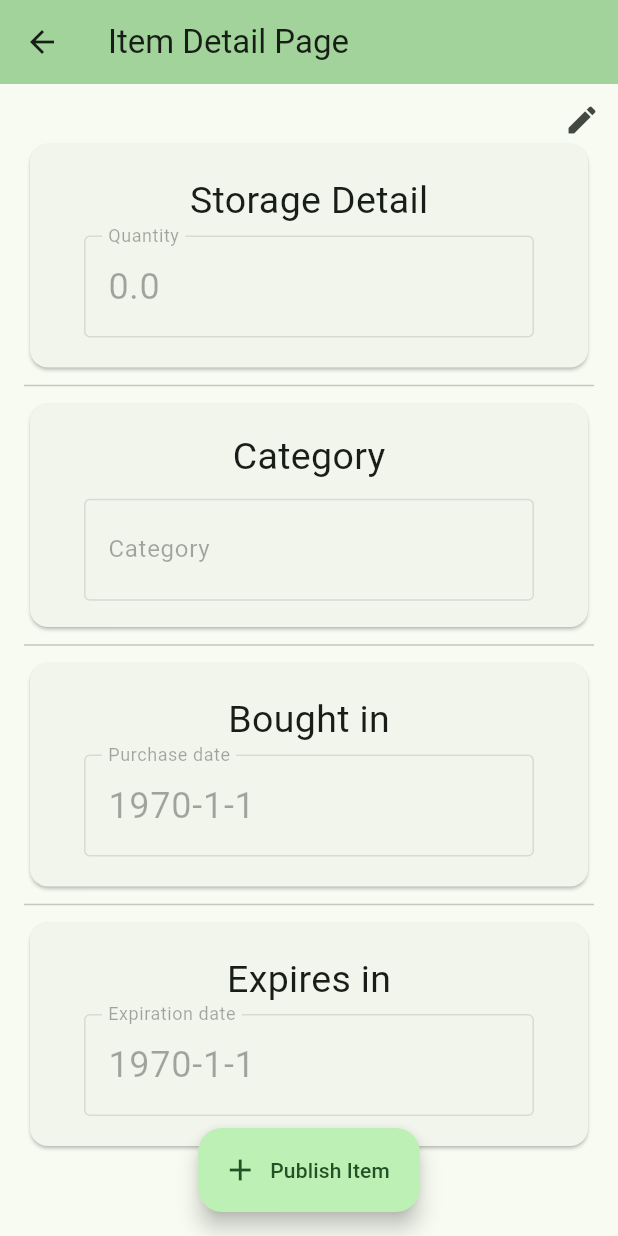
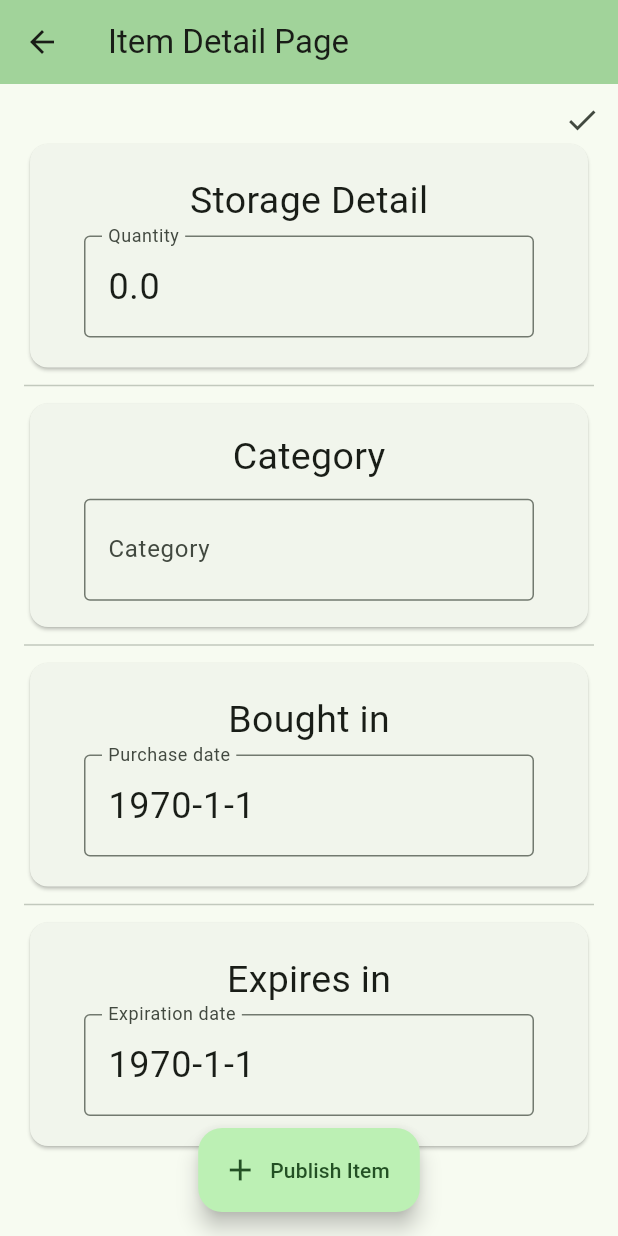
Before and after one commit to itsmeyaw/Too-Good-To-Waste, a Flutter app: the itemDetailPage screen opened directly with empty values, after a tap on the "edit" icon, on a phone screen of 412 x 824 dp. Run offline on Flutter 3.47's test engine with Material 3 defaults, Android fonts, the light colour scheme and no system bars; our stand-ins replace animated_text_kit, cloud_firestore, cloud_functions, firebase_auth, firebase_core, firebase_messaging and 13 more; missing offline and left inert: dart_geohash, geoflutterfire2; accounts and stored records are empty.

Commit message:
finish editing function
finish edit function

```diff
--- a/frontend/lib/pages/inventory.dart
+++ b/frontend/lib/pages/inventory.dart
@@ -878,8 +878,10 @@ class _BottomTopScreenState extends State<Inventory>
     Navigator.push(
       context,
       MaterialPageRoute(
-        builder: (context) => itemDetailPage(foodDetail: foodDetail),
-      ),
+        builder: (context) => itemDetailPage(foodDetail: foodDetail))
+      ).then((value) {
+        setState(() {});
+      },
     );
   }
 
--- a/frontend/lib/pages/itemDetail.dart
+++ b/frontend/lib/pages/itemDetail.dart
@@ -7,6 +7,7 @@ import 'package:logger/logger.dart';
 import 'package:tooGoodToWaste/dto/item_category_enum.dart';
 import 'package:tooGoodToWaste/dto/shared_item_model.dart';
 import 'package:tooGoodToWaste/dto/user_item_detail_model.dart';
+import 'package:tooGoodToWaste/dto/user_item_model.dart';
 import 'package:tooGoodToWaste/dto/user_model.dart' as dto_user;
 import 'package:tooGoodToWaste/dto/category_icon_map.dart';
 import 'package:tooGoodToWaste/service/shared_items_service.dart';
@@ -30,8 +31,6 @@ class itemDetailPage extends StatefulWidget {
 }
 
 class _ItemDetailPage extends State<itemDetailPage> {
-  // UserItemDetail _foodDetail;
-  //  _foodDetail = widget.foodDetail;
 
    @override
   Widget build(BuildContext context) {
@@ -86,7 +85,7 @@ class _ItemDetailPage extends State<itemDetailPage> {
       ),
       actions: [
         TextButton(
-          onPressed: () => Navigator.pop(context, 'OK'),
+          onPressed: () => Navigator.of(context, rootNavigator: true).pop(),
           child: const Text('OK'),
         ),
       ],
@@ -213,13 +212,8 @@ class _ItemDetailPage extends State<itemDetailPage> {
               Expanded(
                 child:
                     DetailsList(
-                      quantitynum: widget.foodDetail.quantitynum,
-                      quantitytype: widget.foodDetail.quantitytype,
-                      category: widget.foodDetail.category,
-                      remainDays: widget.foodDetail.remainDays,
+                      foodDetail: widget.foodDetail,
                       imagePth: categoryIconImagePath,
-                      buyDate: DateTime.fromMillisecondsSinceEpoch(widget.foodDetail.buyDate),
-                      expiryDate: DateTime.fromMillisecondsSinceEpoch(widget.foodDetail.expiryDate),
                     ),
                     ),
                   ],
@@ -292,14 +286,10 @@ class _SwitchExampleState extends State<SwitchButton> {
 }
 
 class DetailsList extends StatefulWidget {
-  const DetailsList({super.key, required this.buyDate, required this.expiryDate, required this.quantitynum, required this.quantitytype, required this.category, required this.remainDays, required this.imagePth});
+  // const DetailsList({super.key, required this.buyDate, required this.expiryDate, required this.quantitynum, required this.quantitytype, required this.category, required this.remainDays, required this.imagePth});
+  const DetailsList({super.key, required this.imagePth, required this.foodDetail});
 
-  final double quantitynum;
-  final String quantitytype;
-  final DateTime buyDate;
-  final DateTime expiryDate;
-  final String category;
-  final int remainDays;
+  final UserItemDetail foodDetail;
   final String imagePth;
 
   @override
@@ -320,31 +310,31 @@ class _DetailsListState extends State<DetailsList> {
   late String currentQuantityType;
   late String currentCategory;
   late String currentRemainDays;
-  late DateTime currentBuyDate;
-  late DateTime currentExpiryDate;
+  late int currentBuyDate;
+  late int currentExpiryDate;
 
   @override
   void initState() {
     super.initState();
-    currentCategory = widget.category;
-    currentQuantityNum = widget.quantitynum.toString();
-    currentQuantityType = widget.quantitytype;
-    currentRemainDays = widget.remainDays.toString();
-    currentBuyDate = widget.buyDate;
-    currentExpiryDate = widget.expiryDate;
-    quantityTypeController = TextEditingController(text: widget.quantitytype);
-    categoryController = TextEditingController(text: widget.category);
-    remainDaysController = TextEditingController(text: widget.remainDays.toString());
-    expireTimeController = TextEditingController(text: "${widget.expiryDate.year}-${widget.expiryDate.month}-${widget.expiryDate.day}");
-    buyTimeController = TextEditingController(text: "${widget.buyDate.year}-${widget.buyDate.month}-${widget.buyDate.day}");
-    quantityNumController = TextEditingController(text: widget.quantitynum.toString());
-    quanNumAndTypeController = TextEditingController(text: "${widget.quantitynum} ${widget.quantitytype}");
+    currentCategory = widget.foodDetail.category;
+    currentQuantityNum = widget.foodDetail.quantitynum.toString();
+    currentQuantityType = widget.foodDetail.quantitytype;
+    currentRemainDays = widget.foodDetail.remainDays.toString();
+    currentBuyDate = widget.foodDetail.buyDate;
+    currentExpiryDate = widget.foodDetail.expiryDate;
+    quantityTypeController = TextEditingController(text: widget.foodDetail.quantitytype);
+    categoryController = TextEditingController(text: widget.foodDetail.category);
+    remainDaysController = TextEditingController(text: widget.foodDetail.remainDays.toString());
+    expireTimeController = TextEditingController(text: "${DateTime.fromMillisecondsSinceEpoch(widget.foodDetail.expiryDate).year}-${DateTime.fromMillisecondsSinceEpoch(widget.foodDetail.expiryDate).month}-${DateTime.fromMillisecondsSinceEpoch(widget.foodDetail.expiryDate).day}");
+    buyTimeController = TextEditingController(text: "${DateTime.fromMillisecondsSinceEpoch(widget.foodDetail.buyDate).year}-${DateTime.fromMillisecondsSinceEpoch(widget.foodDetail.buyDate).month}-${DateTime.fromMillisecondsSinceEpoch(widget.foodDetail.buyDate).day}");
+    quantityNumController = TextEditingController(text: widget.foodDetail.quantitynum.toString());
+    quanNumAndTypeController = TextEditingController(text: "${widget.foodDetail.quantitynum} ${widget.foodDetail.quantitytype}");
   }
 
   Future<void> _showCategoryDialog() async {
     final ItemCategory? selectedCategory = await showDialog<ItemCategory>(
         context: context,
-        builder: (context) => CategoryPicker(initialCategory: ItemCategory.parse(widget.category)));
+        builder: (context) => CategoryPicker(initialCategory: ItemCategory.parse(widget.foodDetail.category)));
 
     if (selectedCategory != null) {
       setState(() {
@@ -354,6 +344,76 @@ class _DetailsListState extends State<DetailsList> {
     // return selectedCategory;
   }
 
+  bool isEditMode = false;
+
+  showUpdateDialog() {
+    double width = MediaQuery.of(context).size.width;
+    double height = MediaQuery.of(context).size.height;
+    AlertDialog dialog = AlertDialog(
+      title: const Text("Hey!",
+          textAlign: TextAlign.center,
+          style: TextStyle(
+            fontWeight: FontWeight.bold,
+            fontSize: 30,
+          )),
+      content: Container(
+          width: 3 * width / 5,
+          height: height / 8,
+          padding: const EdgeInsets.all(10.0),
+          child: Text('Are you sure you want to update this item?',
+              textAlign: TextAlign.center,
+              style: const TextStyle(
+                fontWeight: FontWeight.bold,
+                fontSize: 20,
+              ))),
+      actions: [
+        TextButton(
+          onPressed: () async {
+            await updateFood();
+            Navigator.of(context, rootNavigator: true).pop();
+          },
+          child: const Text('Yes!'),
+        ),
+      ],
+    );
+    showDialog(
+        context: context,
+        builder: (BuildContext context) {
+          return dialog;
+        });
+  }
+
+
+  Future<void> updateFood() async {
+    DBHelper dbhelper = DBHelper();
+
+    UserItem newFood = UserItem(
+      id: widget.foodDetail.id,
+      name: widget.foodDetail.name,
+      category: ItemCategory.parse(currentCategory),
+      quantityType: currentQuantityType,
+      quantityNum: double.parse(currentQuantityNum),
+      buyDate: currentBuyDate,
+      expiryDate: currentExpiryDate,
+      consumeState: widget.foodDetail.consumestate,
+      state: widget.foodDetail.state
+    );
+
+    await dbhelper.updateFood(newFood);
+
+     //insert new data into cloud firebase first and get the auto-generated id
+    UserItemService userItemService = UserItemService();
+    User? currentUser = FirebaseAuth.instance.currentUser;
+
+    if (currentUser == null) {
+      throw Exception('You should Login first!');
+    } else {
+      await userItemService.updateUserItem(
+        currentUser.uid, newFood.id!, newFood);
+    }
+
+     Navigator.pop(context);
+  }
 
   @override
   Widget build(BuildContext context) {
@@ -366,23 +426,8 @@ class _DetailsListState extends State<DetailsList> {
     List<Widget> quanTypeList =
       List<Widget>.generate(6, (index) => Text(quanTypes[index]));
 
-    DateTime selectedBuyDate = widget.buyDate;
-    DateTime selectedExpiryDate= widget.expiryDate;
-
-    bool _isEditMode = false;
-
-    void _toggleEditMode() {
-      _isEditMode = !_isEditMode;
-      if (!_isEditMode) {
-        // Save changes
-        currentCategory = categoryController.text;
-        currentQuantityNum = quantityNumController.text;
-        currentQuantityType = quantityTypeController.text;
-        currentRemainDays = remainDaysController.text;
-        currentBuyDate = DateTime.parse(buyTimeController.text);
-        currentExpiryDate = DateTime.parse(expireTimeController.text);
-      }
-  }
+    DateTime selectedBuyDate = DateTime.fromMillisecondsSinceEpoch(widget.foodDetail.buyDate);
+    DateTime selectedExpiryDate= DateTime.fromMillisecondsSinceEpoch(widget.foodDetail.expiryDate);
 
     return Stack(
       children: [
@@ -392,10 +437,20 @@ class _DetailsListState extends State<DetailsList> {
             child:
             // const SwitchButton(),
               IconButton(
-                          icon: Icon(_isEditMode ? Icons.done : Icons.edit),
+                icon: Icon(isEditMode ? Icons.done : Icons.edit),
                 onPressed: () {
                   setState(() {
-                              _toggleEditMode();
+                    isEditMode = !isEditMode;
+                    if (!isEditMode) {
+                      // Save changes
+                      currentCategory = categoryController.text;
+                      currentQuantityNum = quantityNumController.text;
+                      currentQuantityType = quantityTypeController.text;
+                      currentRemainDays = remainDaysController.text;
+
+                      showUpdateDialog();
+                      // updateFood();
+                    }
                   });
                 },
               ),
@@ -428,7 +483,7 @@ class _DetailsListState extends State<DetailsList> {
                             border: OutlineInputBorder(),
                             labelText: 'Quantity',
                           ),
-                    enabled: _isEditMode,
+                          enabled: isEditMode,
                           controller: quanNumAndTypeController,
                           style: const TextStyle(
                             fontFamily: 'Roboto',
@@ -523,7 +578,7 @@ class _DetailsListState extends State<DetailsList> {
                               border: OutlineInputBorder(),
                               labelText: 'Category',
                             ),
-                      enabled: _isEditMode,
+                            enabled: isEditMode,
                             controller: categoryController,
                             style: const TextStyle(
                               fontFamily: 'Roboto',
@@ -559,7 +614,7 @@ class _DetailsListState extends State<DetailsList> {
                               border: OutlineInputBorder(),
                               labelText: 'Purchase date',
                             ),
-                      enabled: _isEditMode,
+                            enabled: isEditMode,
                             controller: buyTimeController,
                             style: const TextStyle(
                               fontFamily: 'Roboto',
@@ -595,7 +650,7 @@ class _DetailsListState extends State<DetailsList> {
                                                 int timestamp = selectedBuyDate
                                                     .millisecondsSinceEpoch;
 
-                                          int expireTimeStamp = timestamp;
+                                                currentBuyDate = timestamp;
 
                                                 buyTimeController.text =
                                                     "$year-$month-$day";
@@ -640,7 +695,7 @@ class _DetailsListState extends State<DetailsList> {
                               border: OutlineInputBorder(),
                               labelText: 'Expiration date',
                             ),
-                      enabled: _isEditMode,
+                            enabled: isEditMode,
                             controller: expireTimeController,
                             style: const TextStyle(
                               fontFamily: 'Roboto',
@@ -676,7 +731,7 @@ class _DetailsListState extends State<DetailsList> {
                                                 int timestamp = selectedExpiryDate
                                                     .millisecondsSinceEpoch;
 
-                                          int expireTimeStamp = timestamp;
+                                                currentExpiryDate = timestamp;
 
                                                 expireTimeController.text =
                                                     "$year-$month-$day";
--- a/frontend/lib/service/db_helper.dart
+++ b/frontend/lib/service/db_helper.dart
@@ -363,6 +363,9 @@ class DBHelper {
     await dbHelper.update(
       'foods',
       food.toJson(),
+      conflictAlgorithm: ConflictAlgorithm.replace,
+      where: 'id = ?',
+      whereArgs: [food.id],
       //Ensure the food has a matching id
     );
   }
```
Lines whose indentation alone changed are shown as unchanged.
